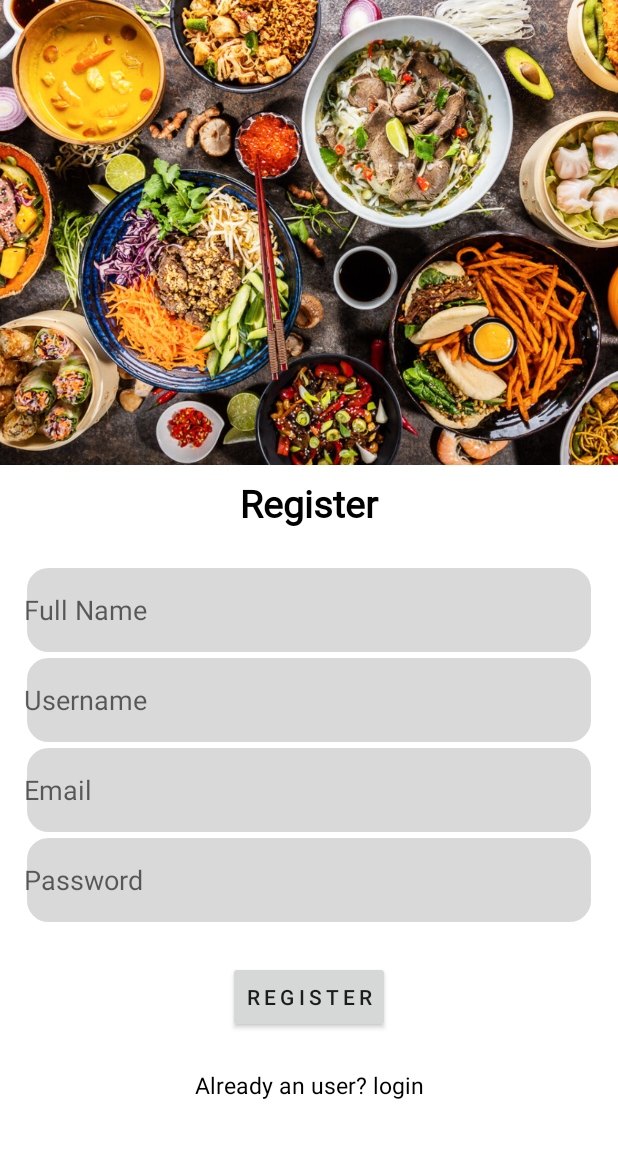
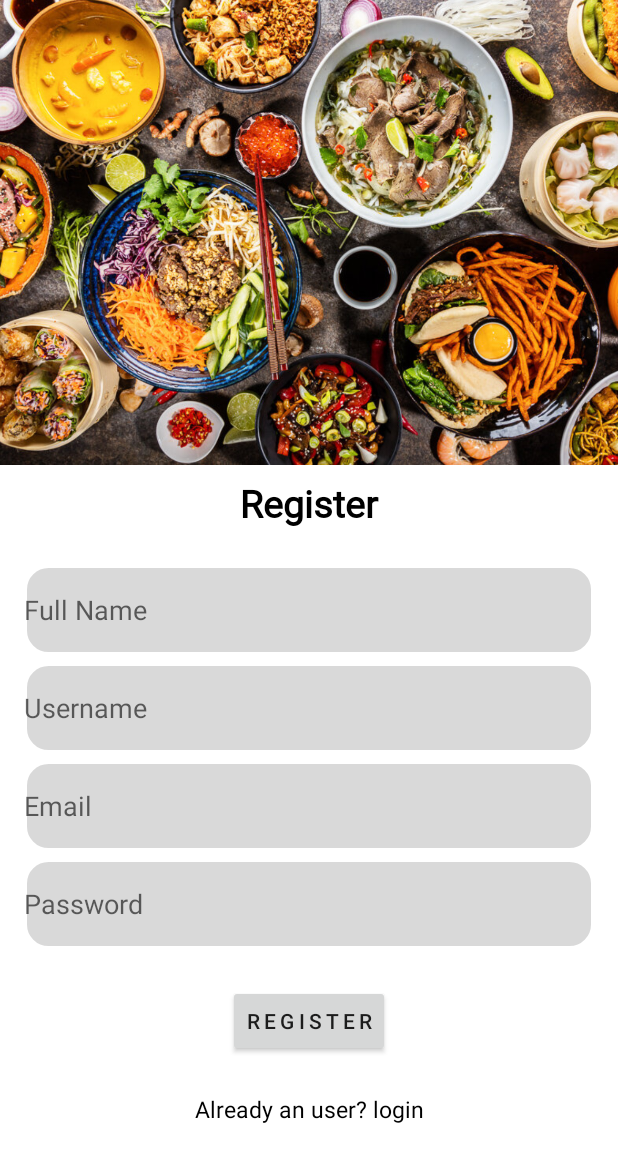
Before and after one commit to meteorsee/RecipeHeaven, an Android app: the Register screen opened directly, with no data from a screen before it, on a phone screen of 412 x 824 dp. Shown: the top 1162 px of the screen. Run offline under Robolectric (Android 15) with nearby library versions, the phone set to English and light mode, and no system bars; our stand-ins replace Firebase (no records; nobody signed in at launch, a user with empty details on screens opened directly).

Commit message:
Recipe Heaven

```diff
--- a/app/src/main/res/layout/activity_register.xml
+++ b/app/src/main/res/layout/activity_register.xml
@@ -40,7 +40,8 @@
             android:layout_height="wrap_content"
             android:hint="Full Name"
             android:inputType="textPersonName"
-            android:background="@drawable/form_background"/>
+            android:background="@drawable/form_background"
+            android:layout_marginBottom="5dp"/>
 
         <EditText
             android:id="@+id/usernameRegister"
@@ -48,7 +49,8 @@
             android:layout_height="wrap_content"
             android:layout_below="@id/nameRegister"
             android:hint="Username"
-            android:background="@drawable/form_background"/>
+            android:background="@drawable/form_background"
+            android:layout_marginBottom="5dp"/>
 
         <EditText
             android:id="@+id/emailRegister"
@@ -57,7 +59,8 @@
             android:hint="Email"
             android:layout_below="@id/usernameRegister"
             android:inputType="textEmailAddress"
-            android:background="@drawable/form_background"/>
+            android:background="@drawable/form_background"
+            android:layout_marginBottom="5dp"/>
 
         <EditText
             android:id="@+id/passwordRegister"
```
